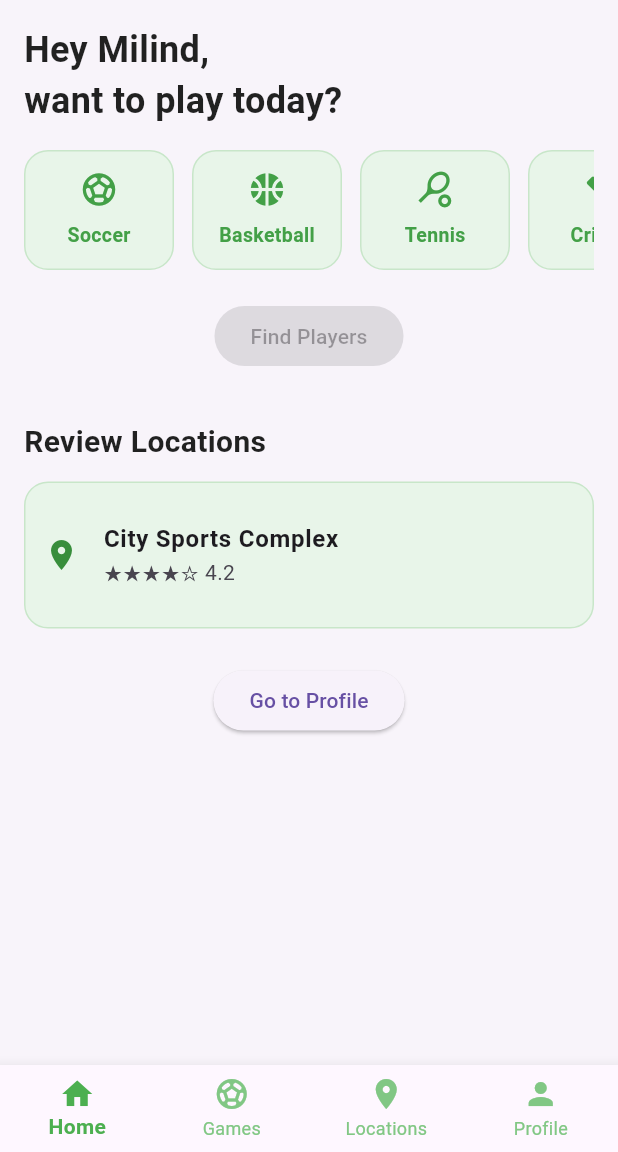
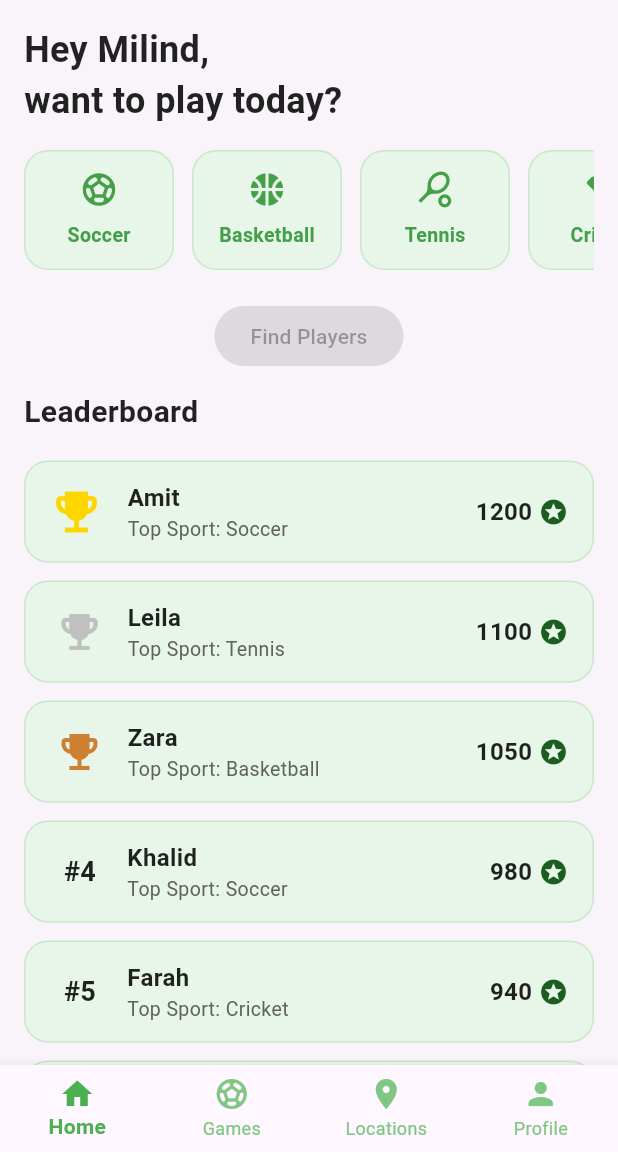
Before and after one commit to m-GDEV/Sportify, a Flutter app: the screen it shows after launch, on a phone screen of 412 x 824 dp, the part 84-1236 px from its top. Run offline on Flutter 3.47's test engine with Material 3 defaults, Android fonts, the phone set to English and light mode, and no system bars.

Commit message:
added leaderboard

```diff
--- a/lib/screens/home_screen.dart
+++ b/lib/screens/home_screen.dart
@@ -2,6 +2,7 @@ import 'package:flutter/material.dart';
 import 'find_players_screen.dart';
 import 'profile_page.dart';
 import '../widgets/sport_card.dart';
+import '../widgets/leaderboard_card.dart';
 
 
 class HomeScreen extends StatefulWidget {
@@ -22,6 +23,19 @@ class _HomeScreenState extends State<HomeScreen> {
     {'name': 'More', 'icon': Icons.more_horiz},
   ];
 
+  final leaderboardData = [
+    {'name': 'Amit', 'score': 1200, 'sport': 'Soccer'},
+    {'name': 'Leila', 'score': 1100, 'sport': 'Tennis'},
+    {'name': 'Zara', 'score': 1050, 'sport': 'Basketball'},
+    {'name': 'Khalid', 'score': 980, 'sport': 'Soccer'},
+    {'name': 'Farah', 'score': 940, 'sport': 'Cricket'},
+    {'name': 'Ravi', 'score': 910, 'sport': 'Basketball'},
+    {'name': 'Sara', 'score': 890, 'sport': 'Tennis'},
+    {'name': 'John', 'score': 870, 'sport': 'Football'},
+    {'name': 'Tina', 'score': 850, 'sport': 'Badminton'},
+    {'name': 'Ali', 'score': 820, 'sport': 'Volleyball'},
+  ];
+
   @override
   Widget build(BuildContext context) {
     return Scaffold(
@@ -32,7 +46,8 @@ class _HomeScreenState extends State<HomeScreen> {
         ),
         centerTitle: true,
       ),
-      body: Padding(
+      body: SingleChildScrollView(
+        child: Padding(
           padding: const EdgeInsets.all(16),
           child: Column(
             crossAxisAlignment: CrossAxisAlignment.start,
@@ -60,7 +75,6 @@ class _HomeScreenState extends State<HomeScreen> {
                   }).toList(),
                 ),
               ),
-
               const SizedBox(height: 20),
               Center(
                 child: ElevatedButton(
@@ -79,32 +93,8 @@ class _HomeScreenState extends State<HomeScreen> {
                   child: const Text('Find Players'),
                 ),
               ),
-            const SizedBox(height: 32),
-            const Text(
-              'Review Locations',
-              style: TextStyle(fontSize: 20, fontWeight: FontWeight.bold),
-            ),
               const SizedBox(height: 12),
-            Container(
-              decoration: BoxDecoration(
-                color: Colors.green[50],
-                borderRadius: BorderRadius.circular(16),
-                border: Border.all(color: Colors.green.shade100),
-              ),
-              padding: const EdgeInsets.all(12),
-              child: ListTile(
-                contentPadding: EdgeInsets.zero,
-                leading: Icon(Icons.location_on, color: Colors.green[700]),
-                title: Text('City Sports Complex', style: TextStyle(fontWeight: FontWeight.bold)),
-                subtitle: Text('★★★★☆ 4.2'),
-                onTap: () {
-                  // Navigate to location detail or map
-                },
-              ),
-            ),
-
-
-            /// ✅ JUST THIS BUTTON IS ADDED BELOW
+              LeaderboardCard(players: leaderboardData),
               const SizedBox(height: 24),
               Center(
                 child: ElevatedButton(
@@ -117,10 +107,11 @@ class _HomeScreenState extends State<HomeScreen> {
                   child: const Text("Go to Profile"),
                 ),
               ),
-
             ],
           ),
         ),
+      ),
+
     );
   }
 }
--- /dev/null
+++ b/lib/widgets/leaderboard_card.dart
@@ -0,0 +1,136 @@
+import 'package:flutter/material.dart';
+
+class LeaderboardCard extends StatelessWidget {
+  final List<Map<String, dynamic>> players;
+
+  const LeaderboardCard({super.key, required this.players});
+
+  @override
+  Widget build(BuildContext context) {
+    return Column(
+      crossAxisAlignment: CrossAxisAlignment.start,
+      children: [
+        const Text(
+          "Leaderboard",
+          style: TextStyle(fontSize: 20, fontWeight: FontWeight.bold),
+        ),
+        const SizedBox(height: 12),
+        ...players.asMap().entries.map((entry) {
+          final index = entry.key;
+          final player = entry.value;
+          return _LeaderboardEntry(
+            rank: index + 1,
+            name: player['name'],
+            score: player['score'],
+            sport: player['sport'],
+          );
+        }).toList(),
+      ],
+    );
+  }
+}
+
+class _LeaderboardEntry extends StatelessWidget {
+  final int rank;
+  final String name;
+  final int score;
+  final String sport;
+
+  const _LeaderboardEntry({
+    required this.rank,
+    required this.name,
+    required this.score,
+    required this.sport,
+  });
+
+  Widget _medalIcon(int rank) {
+    switch (rank) {
+      case 1:
+        return const Icon(Icons.emoji_events, size: 36, color: Color.fromARGB(255, 255, 213, 0));
+      case 2:
+        return const Padding(
+          padding: EdgeInsets.only(left: 4.0), // reduce from 8 or more
+          child: Icon(
+            Icons.emoji_events,
+            size: 32,
+            color: Color(0xFFC0C0C0), // gold
+          ),
+        );
+      case 3:
+        return const Padding(
+          padding: EdgeInsets.only(left: 4.0), // reduce from 8 or more
+          child: Icon(
+            Icons.emoji_events,
+            size: 32,
+            color: Color(0xFFCD7F32), // gold
+          ),
+        );
+      default:
+        return Padding(
+          padding: const EdgeInsets.only(left: 8.0),
+          child: Icon(Icons.circle, size: 8, color: Colors.grey[400]),
+        );
+    }
+  }
+
+  @override
+  Widget build(BuildContext context) {
+    final bool showRankNumber = rank > 3;
+
+    return Container(
+      decoration: BoxDecoration(
+        color: Colors.green[50],
+        borderRadius: BorderRadius.circular(16),
+        border: Border.all(color: Colors.green.shade100),
+      ),
+      margin: const EdgeInsets.symmetric(vertical: 6),
+      padding: const EdgeInsets.symmetric(vertical: 12, horizontal: 16),
+      child: Row(
+        children: [
+          showRankNumber
+              ? Text(
+                  '  #$rank ',
+                  style: const TextStyle(
+                    fontWeight: FontWeight.bold,
+                    fontSize: 18,
+                  ),
+                )
+              : _medalIcon(rank),
+          const SizedBox(width: 4),
+          const SizedBox(width: 12),
+          Expanded(
+            child: Column(
+              crossAxisAlignment: CrossAxisAlignment.start,
+              children: [
+                Text(
+                  name,
+                  style: const TextStyle(
+                    fontWeight: FontWeight.bold,
+                    fontSize: 16,
+                  ),
+                ),
+                Text(
+                  'Top Sport: $sport',
+                  style: TextStyle(
+                    fontSize: 13,
+                    color: Colors.grey[700],
+                  ),
+                ),
+              ],
+            ),
+          ),
+          Text(
+            '$score ',
+            style: const TextStyle(
+              fontSize: 16,
+              fontWeight: FontWeight.bold,
+              color: Colors.black87,
+            ),
+          ),
+
+          Icon(Icons.stars, color: Colors.green[900], size: 20),
+        ],
+      ),
+    );
+  }
+}
```
Lines whose indentation alone changed are shown as unchanged.
